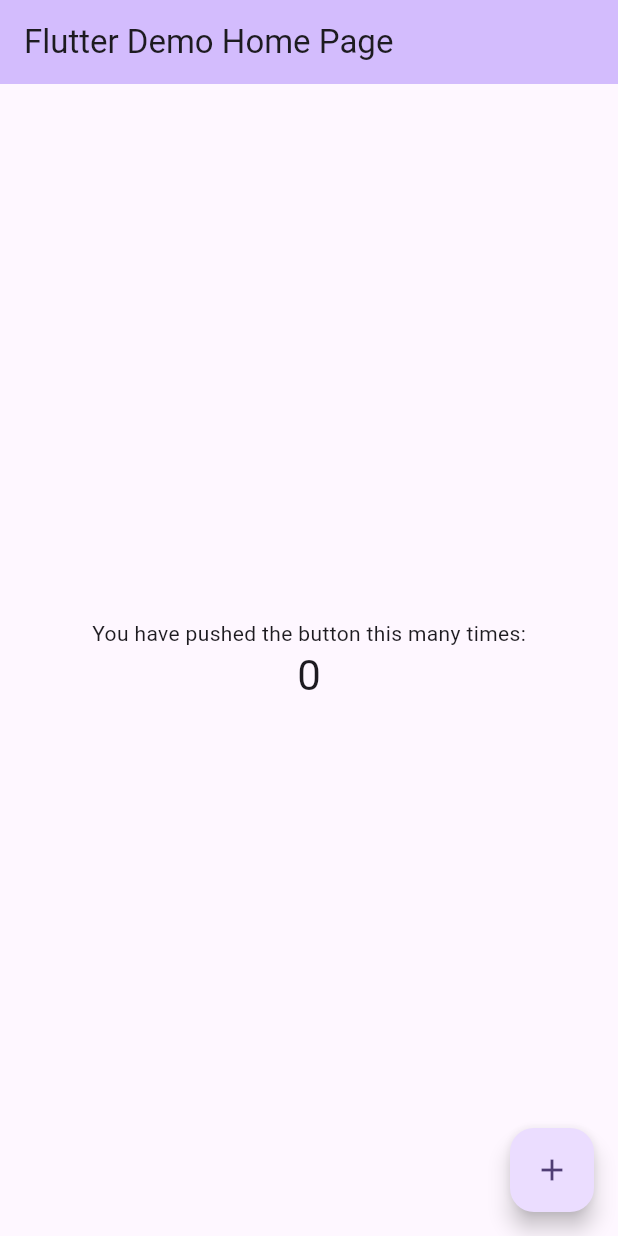
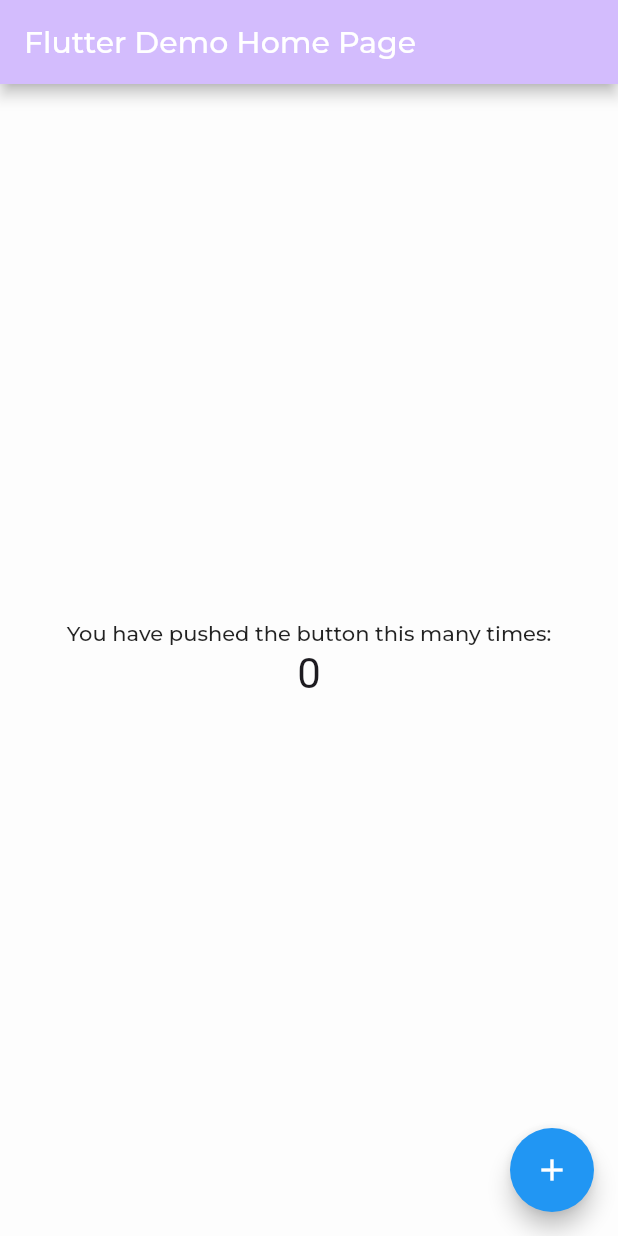
Before and after one commit to amorphie/flutter.ui, a Flutter app: the screen it shows after launch, on a phone screen of 412 x 824 dp. Run offline on Flutter 3.47's test engine with Material 2 defaults, Android fonts, the phone set to English and light mode, and no system bars; our stand-ins replace equatable, flutter_bloc, flutter_svg; missing offline and left inert: json_dynamic_widget; project files that could hold a hidden picture were left out.

Commit message:
Util: Add fonts and util files

```diff
--- a/lib/main.dart
+++ b/lib/main.dart
@@ -1,3 +1,4 @@
+import 'package:burgan_ui/util/theme.dart';
 import 'package:flutter/material.dart';
 
 void main() {
@@ -76,7 +77,9 @@ class _MyHomePageState extends State<MyHomePage> {
     // The Flutter framework has been optimized to make rerunning build methods
     // fast, so that you can just rebuild anything that needs updating rather
     // than having to individually change instances of widgets.
-    return Scaffold(
+    return MaterialApp(
+      theme: AppTheme.light(context),
+      home: Scaffold(
         appBar: AppBar(
           // TRY THIS: Try changing the color here to a specific color (to
           // Colors.amber, perhaps?) and trigger a hot reload to see the AppBar
@@ -120,6 +123,7 @@ class _MyHomePageState extends State<MyHomePage> {
           tooltip: 'Increment',
           child: const Icon(Icons.add),
         ), // This trailing comma makes auto-formatting nicer for build methods.
+      ),
     );
   }
 }
--- /dev/null
+++ b/lib/util/neo_borders.dart
@@ -0,0 +1,23 @@
+/*
+ *
+ * neo_borders.dart
+ * burganui
+ *
+ * Created on 17/11/2023.
+ * Copyright (c) 2023 Commencis. All rights reserved.
+ *
+ * Save to the extent permitted by law, you may not use, copy, modify,
+ * distribute or create derivative works of this material or any part
+ * of it without the prior written consent of Commencis.
+ * Any reproduction of this material must contain this notice.
+ *
+ */
+
+abstract class NeoRadius {
+  static double px4 = 4.0;
+  static double px8 = 8.0;
+  static double px12 = 12.0;
+  static double px16 = 16.0;
+  static double px20 = 20.0;
+  static double rounded = 999.0;
+}
--- /dev/null
+++ b/lib/util/neo_colors.dart
@@ -0,0 +1,68 @@
+/*
+ *
+ * neo_colors.dart
+ * burganui
+ *
+ * Created on 17/11/2023.
+ * Copyright (c) 2023 Commencis. All rights reserved.
+ *
+ * Save to the extent permitted by law, you may not use, copy, modify,
+ * distribute or create derivative works of this material or any part
+ * of it without the prior written consent of Commencis.
+ * Any reproduction of this material must contain this notice.
+ *
+ */
+
+import 'package:flutter/material.dart';
+
+abstract class NeoColors {
+  static const textSecondary = Color(0xffa7a7a7);
+  static const textPlaceholder = Color(0xff818181);
+  static const textDefault = Color(0xff2d2a26);
+  static const textTertiary = Color(0xffdedede);
+  static const textDisabled = Color(0xffd6d6d6);
+  static const textDefaultInverse = Color(0xffffffff);
+  static const textWarning = Color(0xffe45c12);
+  static const textPrimaryGreen = Color(0xff00ff00);
+  static const textInformation = Color(0xff2357c6);
+  static const textSuccess = Color(0xff10a760);
+  static const textLink = Color(0xff2d2a26);
+  static const textDanger = Color(0xffda3e33);
+  static const iconLight = Color(0xfffdfdfd);
+  static const iconPlaceholder = Color(0xfff9f9f9);
+  static const iconSecondary = Color(0xffefefef);
+  static const iconDisabled = Color(0xffa7a7a7);
+  static const iconPrimaryGreen = Color(0xff00ff00);
+  static const iconDefault = Color(0xff2d2a26);
+  static const iconWarning = Color(0xffe45c12);
+  static const iconDanger = Color(0xffda3e33);
+  static const iconSuccess = Color(0xff10a760);
+  static const borderMedium = Color(0xfff9f9f9);
+  static const borderLight = Color(0xfffdfdfd);
+  static const borderMediumDark = Color(0xffe4e4e4);
+  static const borderDarker = Color(0xff2d2a26);
+  static const borderDark = Color(0xffdedede);
+  static const borderSuccess = Color(0xff10a760);
+  static const iconInformation = Color(0xff2357c6);
+  static const borderWarning = Color(0xffe45c12);
+  static const borderDisabled = Color(0xffe4e4e4);
+  static const borderPrimaryGreen = Color(0xff00ff00);
+  static const borderInformation = Color(0xff2357c6);
+  static const bgLight = Color(0xfffdfdfd);
+  static const borderDanger = Color(0xffda3e33);
+  static const bgDark = Color(0xffdedede);
+  static const bgMedium = Color(0xfff9f9f9);
+  static const bgMediumDark = Color(0xffefefef);
+  static const bgPrimaryGreen = Color(0xff00ff00);
+  static const bgDarker = Color(0xff2d2a26);
+  static const bgDangerLight = Color(0xfffeeceb);
+  static const bgDisabled = Color(0xffe4e4e4);
+  static const bgDanger = Color(0xffda3e33);
+  static const bgInformation = Color(0xff2357c6);
+  static const bgSuccess = Color(0xff10a760);
+  static const bgInformationLight = Color(0xffe9effb);
+  static const bgSuccessLight = Color(0xffe7f8f0);
+  static const bgWarning = Color(0xffe45c12);
+  static const bgWarningLight = Color(0xfffff0e8);
+  static const bgPrimaryGreenDark = Color(0xff00cc00);
+}
--- /dev/null
+++ b/lib/util/neo_spacing.dart
@@ -0,0 +1,38 @@
+/*
+ *
+ * neo_spacing.dart
+ * burganui
+ *
+ * Created on 17/11/2023.
+ * Copyright (c) 2023 Commencis. All rights reserved.
+ *
+ * Save to the extent permitted by law, you may not use, copy, modify,
+ * distribute or create derivative works of this material or any part
+ * of it without the prior written consent of Commencis.
+ * Any reproduction of this material must contain this notice.
+ *
+ */
+
+abstract class NeoSpacing {
+  static const double px0 = 0.0;
+  static const double px4 = 4.0;
+  static const double px8 = 8.0;
+  static const double px12 = 12.0;
+  static const double px16 = 16.0;
+  static const double px20 = 20.0;
+  static const double px24 = 24.0;
+  static const double px28 = 28.0;
+  static const double px32 = 32.0;
+  static const double px36 = 36.0;
+  static const double px40 = 40.0;
+  static const double px44 = 44.0;
+  static const double px48 = 48.0;
+  static const double px52 = 52.0;
+
+  /*static let radiusXs: CGFloat = 4.0
+  static let radiusS: CGFloat = 8.0
+  static let radiusM: CGFloat = 12.0
+  static let radiusL: CGFloat = 16.0
+  static let radiusXl: CGFloat = 20.0
+  static let rounded: CGFloat = 999.0*/
+}
--- /dev/null
+++ b/lib/util/neo_text_styles.dart
@@ -0,0 +1,112 @@
+/*
+ *
+ * neo_text_styles.dart
+ * burganui
+ *
+ * Created on 17/11/2023.
+ * Copyright (c) 2023 Commencis. All rights reserved.
+ *
+ * Save to the extent permitted by law, you may not use, copy, modify,
+ * distribute or create derivative works of this material or any part
+ * of it without the prior written consent of Commencis.
+ * Any reproduction of this material must contain this notice.
+ *
+ */
+
+import 'package:burgan_ui/util/neo_colors.dart';
+import 'package:flutter/material.dart';
+
+abstract class NeoTextStyles {
+  static const String fontFamily = 'Montserrat';
+
+  static const TextStyle defaultTextStyle = TextStyle(
+    fontWeight: FontWeight.w400,
+    fontFamily: fontFamily,
+    fontSize: 14.0,
+    color: NeoColors.textDefault,
+    letterSpacing: 0,
+  );
+
+  /// H1
+  static final headlineOneBold = defaultTextStyle.copyWith(fontSize: 36.0, fontWeight: FontWeight.w700);
+  static final headlineOneSemibold = defaultTextStyle.copyWith(fontSize: 36.0, fontWeight: FontWeight.w600);
+  static final headlineOneMedium = defaultTextStyle.copyWith(fontSize: 36.0, fontWeight: FontWeight.w500);
+  static final headlineOneRegular = defaultTextStyle.copyWith(fontSize: 36.0, fontWeight: FontWeight.w400);
+
+  /// H2
+  static final headlineTwoBold = defaultTextStyle.copyWith(fontSize: 32.0, fontWeight: FontWeight.w700);
+  static final headlineTwoSemibold = defaultTextStyle.copyWith(fontSize: 32.0, fontWeight: FontWeight.w600);
+  static final headlineTwoMedium = defaultTextStyle.copyWith(fontSize: 32.0, fontWeight: FontWeight.w500);
+  static final headlineTwoRegular = defaultTextStyle.copyWith(fontSize: 32.0, fontWeight: FontWeight.w400);
+
+  /// H3
+  static final headlineThreeBold = defaultTextStyle.copyWith(fontSize: 24.0, fontWeight: FontWeight.w700);
+  static final headlineThreeSemibold = defaultTextStyle.copyWith(fontSize: 24.0, fontWeight: FontWeight.w600);
+  static final headlineThreeMedium = defaultTextStyle.copyWith(fontSize: 24.0, fontWeight: FontWeight.w500);
+  static final headlineThreeRegular = defaultTextStyle.copyWith(fontSize: 24.0, fontWeight: FontWeight.w400);
+
+  /// T20
+  static final titleTwentyBold = defaultTextStyle.copyWith(fontSize: 20.0, fontWeight: FontWeight.w700);
+  static final titleTwentySemibold = defaultTextStyle.copyWith(fontSize: 20.0, fontWeight: FontWeight.w600);
+  static final titleTwentyMedium = defaultTextStyle.copyWith(fontSize: 20.0, fontWeight: FontWeight.w500);
+  static final titleTwentyRegular = defaultTextStyle.copyWith(fontSize: 20.0, fontWeight: FontWeight.w400);
+
+  /// T18
+  static final titleEighteenBold = defaultTextStyle.copyWith(fontSize: 18.0, fontWeight: FontWeight.w700);
+  static final titleEighteenSemibold = defaultTextStyle.copyWith(fontSize: 18.0, fontWeight: FontWeight.w600);
+  static final titleEighteenMedium = defaultTextStyle.copyWith(fontSize: 18.0, fontWeight: FontWeight.w500);
+  static final titleEighteenRegular = defaultTextStyle.copyWith(fontSize: 18.0, fontWeight: FontWeight.w400);
+
+  /// T16
+  static final titleSixteenBold = defaultTextStyle.copyWith(fontSize: 16.0, fontWeight: FontWeight.w700);
+  static final titleSixteenSemibold = defaultTextStyle.copyWith(fontSize: 16.0, fontWeight: FontWeight.w600);
+  static final titleSixteenMedium = defaultTextStyle.copyWith(fontSize: 16.0, fontWeight: FontWeight.w500);
+  static final titleSixteenRegular = defaultTextStyle.copyWith(fontSize: 16.0, fontWeight: FontWeight.w400);
+
+  /// T12
+  static final titleTwelveBold = defaultTextStyle.copyWith(fontSize: 12.0, fontWeight: FontWeight.w700);
+  static final titleTwelveSemibold = defaultTextStyle.copyWith(fontSize: 12.0, fontWeight: FontWeight.w600);
+  static final titleTwelveMedium = defaultTextStyle.copyWith(fontSize: 12.0, fontWeight: FontWeight.w500);
+
+  /// L18
+  static final labelEighteenBold = defaultTextStyle.copyWith(fontSize: 18.0, fontWeight: FontWeight.w700);
+  static final labelEighteenSemibold = defaultTextStyle.copyWith(fontSize: 18.0, fontWeight: FontWeight.w600);
+  static final labelEighteenMedium = defaultTextStyle.copyWith(fontSize: 18.0, fontWeight: FontWeight.w500);
+  static final labelEighteenRegular = defaultTextStyle.copyWith(fontSize: 18.0, fontWeight: FontWeight.w400);
+
+  /// L16
+  static final labelSixteenBold = defaultTextStyle.copyWith(fontSize: 16.0, fontWeight: FontWeight.w700);
+  static final labelSixteenSemibold = defaultTextStyle.copyWith(fontSize: 16.0, fontWeight: FontWeight.w600);
+  static final labelSixteenMedium = defaultTextStyle.copyWith(fontSize: 16.0, fontWeight: FontWeight.w500);
+  static final labelSixteenRegular = defaultTextStyle.copyWith(fontSize: 16.0, fontWeight: FontWeight.w400);
+
+  /// L14
+  static final labelFourteenBold = defaultTextStyle.copyWith(fontSize: 14.0, fontWeight: FontWeight.w700);
+  static final labelFourteenSemibold = defaultTextStyle.copyWith(fontSize: 14.0, fontWeight: FontWeight.w600);
+  static final labelFourteenMedium = defaultTextStyle.copyWith(fontSize: 14.0, fontWeight: FontWeight.w500);
+  static final labelFourteenRegular = defaultTextStyle.copyWith(fontSize: 14.0, fontWeight: FontWeight.w400);
+
+  /// B18
+  static final bodyEighteenBold = defaultTextStyle.copyWith(fontSize: 18.0, fontWeight: FontWeight.w700);
+  static final bodyEighteenSemibold = defaultTextStyle.copyWith(fontSize: 18.0, fontWeight: FontWeight.w600);
+  static final bodyEighteenMedium = defaultTextStyle.copyWith(fontSize: 18.0, fontWeight: FontWeight.w500);
+  static final bodyEighteenRegular = defaultTextStyle.copyWith(fontSize: 18.0, fontWeight: FontWeight.w400);
+
+  /// B16
+  static final bodySixteenBold = defaultTextStyle.copyWith(fontSize: 16.0, fontWeight: FontWeight.w700);
+  static final bodySixteenSemibold = defaultTextStyle.copyWith(fontSize: 16.0, fontWeight: FontWeight.w600);
+  static final bodySixteenMedium = defaultTextStyle.copyWith(fontSize: 16.0, fontWeight: FontWeight.w500);
+  static final bodySixteenRegular = defaultTextStyle.copyWith(fontSize: 16.0, fontWeight: FontWeight.w400);
+
+  /// B14
+  static final bodyFourteenBold = defaultTextStyle.copyWith(fontSize: 14.0, fontWeight: FontWeight.w700);
+  static final bodyFourteenSemibold = defaultTextStyle.copyWith(fontSize: 14.0, fontWeight: FontWeight.w600);
+  static final bodyFourteenMedium = defaultTextStyle.copyWith(fontSize: 14.0, fontWeight: FontWeight.w500);
+  static final bodyFourteenRegular = defaultTextStyle.copyWith(fontSize: 14.0, fontWeight: FontWeight.w400);
+
+  /// B12
+  static final bodyTwelveBold = defaultTextStyle.copyWith(fontSize: 12.0, fontWeight: FontWeight.w700);
+  static final bodyTwelveSemibold = defaultTextStyle.copyWith(fontSize: 12.0, fontWeight: FontWeight.w600);
+  static final bodyTwelveMedium = defaultTextStyle.copyWith(fontSize: 12.0, fontWeight: FontWeight.w500);
+  static final bodyTwelveRegular = defaultTextStyle.copyWith(fontSize: 12.0, fontWeight: FontWeight.w400);
+}
--- /dev/null
+++ b/lib/util/theme.dart
@@ -0,0 +1,24 @@
+/*
+ *
+ * theme.dart
+ * burganui
+ *
+ * Created on 17/11/2023.
+ * Copyright (c) 2023 Commencis. All rights reserved.
+ *
+ * Save to the extent permitted by law, you may not use, copy, modify,
+ * distribute or create derivative works of this material or any part
+ * of it without the prior written consent of Commencis.
+ * Any reproduction of this material must contain this notice.
+ *
+ */
+
+import 'package:burgan_ui/util/neo_colors.dart';
+import 'package:burgan_ui/util/neo_text_styles.dart';
+import 'package:flutter/material.dart';
+
+class AppTheme {
+  static ThemeData light(BuildContext context) {
+    return ThemeData(fontFamily: NeoTextStyles.fontFamily, scaffoldBackgroundColor: NeoColors.bgLight);
+  }
+}
```
Also changed, not shown: pubspec.yaml (+16 -0 lines), assets/fonts/Montserrat-Bold.ttf (added), assets/fonts/Montserrat-Medium.ttf (added), assets/fonts/Montserrat-Regular.ttf (added), assets/fonts/Montserrat-SemiBold.ttf (added). Lines whose indentation alone changed are shown as unchanged.
